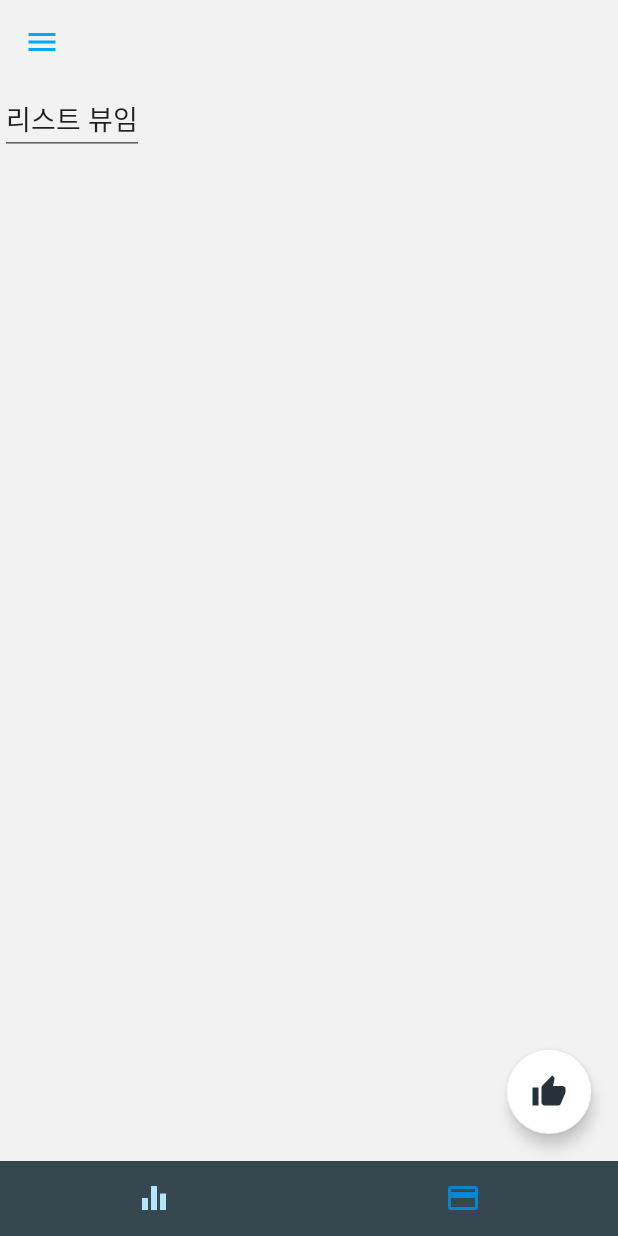
After one commit to seunwoolee/blank, an Android app: the fragment ListFragment placed in its activity, on a phone screen of 412 x 824 dp. The commit adds this screen. Run offline under Robolectric (Android 15) with nearby library versions, the phone set to English and light mode, and no system bars; our stand-ins replace FlexboxLayout; libraries missing offline, so code that uses them is left out: com.google.api.client, com.google.api.services, io.realm; pictures from the network do not load.

Commit message:
list fragment 생성

```diff
--- a/app/src/main/java/com/shuneesoft/blanker/activity/MainActivity.java
+++ b/app/src/main/java/com/shuneesoft/blanker/activity/MainActivity.java
@@ -46,6 +46,7 @@ import com.google.api.services.vision.v1.model.EntityAnnotation;
 import com.google.api.services.vision.v1.model.Feature;
 import com.google.api.services.vision.v1.model.Image;
 import com.shuneesoft.blanker.R;
+import com.shuneesoft.blanker.fragment.ListFragment;
 import com.shuneesoft.blanker.fragment.MainFragment;
 import com.shuneesoft.blanker.utils.PackageManagerUtils;
 import com.shuneesoft.blanker.utils.PermissionUtils;
@@ -118,7 +119,7 @@ public class MainActivity extends AppCompatActivity {
         mToolbar.getNavigationIcon().setColorFilter(getResources().getColor(R.color.light_blue_500), PorterDuff.Mode.SRC_ATOP);
         setSupportActionBar(mToolbar);
         getSupportActionBar().setDisplayHomeAsUpEnabled(true);
-//        getSupportActionBar().setTitle("test");
+        getSupportActionBar().setTitle(null);
         Tools.setSystemBarColor(this, R.color.grey_95);
         Tools.setSystemBarLight(this);
     }
@@ -168,13 +169,28 @@ public class MainActivity extends AppCompatActivity {
         transaction.add(R.id.mainFragment, mainFragment, MainFragment.class.getName()).addToBackStack(MainFragment.class.getName()).commit();
     }
 
+    private void initListFragment() {
+        FragmentManager fragmentManager = getSupportFragmentManager();
+        ListFragment listFragment = new ListFragment();
+//        Bundle bundle = new Bundle();
+//        bundle.putParcelableArrayList("routeDs", mRouteDS);
+//        mainFragment.setArguments(bundle);
+        Fragment fragment = fragmentManager.findFragmentByTag(ListFragment.class.getName());
+        FragmentTransaction transaction = fragmentManager.beginTransaction();
+        if (fragment != null) {
+            transaction.replace(R.id.mainFragment, fragment, ListFragment.class.getName()).commit();
+            return;
+        }
+
+        transaction.add(R.id.mainFragment, listFragment, ListFragment.class.getName()).addToBackStack(ListFragment.class.getName()).commit();
+    }
     private void switchFragment(int position) {
         switch (position) {
             case 0:
                 initMainFragment();
                 break;
             case 1:
-                initMainFragment();
+                initListFragment();
                 break;
         }
     }
--- /dev/null
+++ b/app/src/main/java/com/shuneesoft/blanker/fragment/ListFragment.java
@@ -0,0 +1,48 @@
+package com.shuneesoft.blanker.fragment;
+
+import android.content.Context;
+import android.os.Bundle;
+import android.util.Log;
+import android.view.LayoutInflater;
+import android.view.View;
+import android.view.ViewGroup;
+import android.widget.TextView;
+import android.widget.Toast;
+
+import androidx.annotation.Nullable;
+import androidx.fragment.app.Fragment;
+
+import com.google.android.flexbox.FlexboxLayout;
+import com.shuneesoft.blanker.R;
+
+public class ListFragment extends Fragment {
+    private final String TAG = "MainFragment";
+    private Context mContext;
+    private String mText;
+
+
+    public ListFragment() {
+    }
+
+    @Override
+    public void onCreate(@Nullable Bundle savedInstanceState) {
+        super.onCreate(savedInstanceState);
+//        mText = getArguments().getString("text");
+//        Log.d(TAG, mText);
+    }
+
+    @Override
+    public void onAttach(Context context) {
+        super.onAttach(context);
+        mContext = context;
+    }
+
+    @Override
+    public View onCreateView(LayoutInflater inflater, ViewGroup container,
+                             Bundle savedInstanceState) {
+        ViewGroup root_view = (ViewGroup) inflater.inflate(R.layout.fragment_list, container, false);
+        FlexboxLayout layout = root_view.findViewById(R.id.layout);
+        return root_view;
+    }
+
+}
--- a/app/src/main/java/com/shuneesoft/blanker/fragment/MainFragment.java
+++ b/app/src/main/java/com/shuneesoft/blanker/fragment/MainFragment.java
@@ -49,7 +49,7 @@ public class MainFragment extends Fragment {
     @Override
     public void onCreate(@Nullable Bundle savedInstanceState) {
         super.onCreate(savedInstanceState);
-        mText = getArguments().getString("text");
+        mText = getArguments().getString("text", "");
         Log.d(TAG, mText);
     }
 
--- /dev/null
+++ b/app/src/main/res/layout/fragment_list.xml
@@ -0,0 +1,24 @@
+<androidx.coordinatorlayout.widget.CoordinatorLayout xmlns:android="http://schemas.android.com/apk/res/android"
+    xmlns:app="http://schemas.android.com/apk/res-auto"
+    xmlns:tools="http://schemas.android.com/tools"
+    android:layout_width="match_parent"
+    android:layout_height="match_parent"
+    android:background="@color/grey_5"
+    android:orientation="vertical">
+
+    <com.google.android.flexbox.FlexboxLayout
+        android:id="@+id/layout"
+        android:layout_width="match_parent"
+        android:layout_height="match_parent"
+        app:alignContent="flex_start"
+        app:alignItems="flex_start"
+        app:flexWrap="wrap">
+
+        <EditText
+            android:layout_width="wrap_content"
+            android:layout_height="wrap_content"
+            android:text="리스트 뷰임"/>
+
+    </com.google.android.flexbox.FlexboxLayout>
+
+</androidx.coordinatorlayout.widget.CoordinatorLayout>
```
